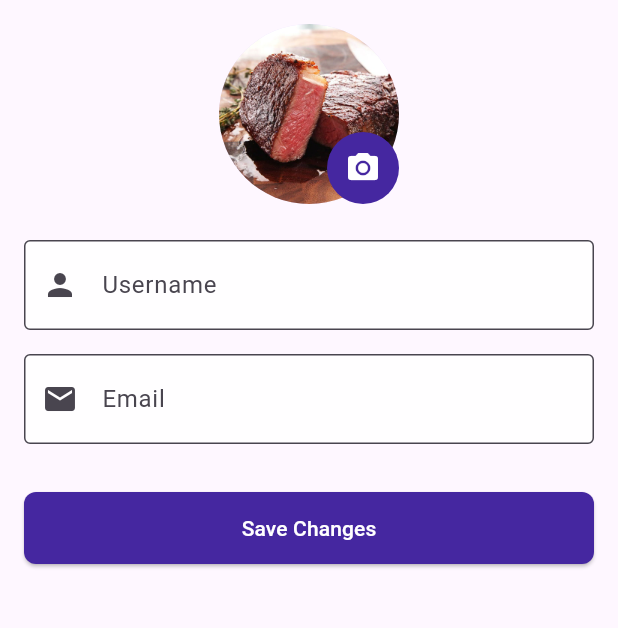
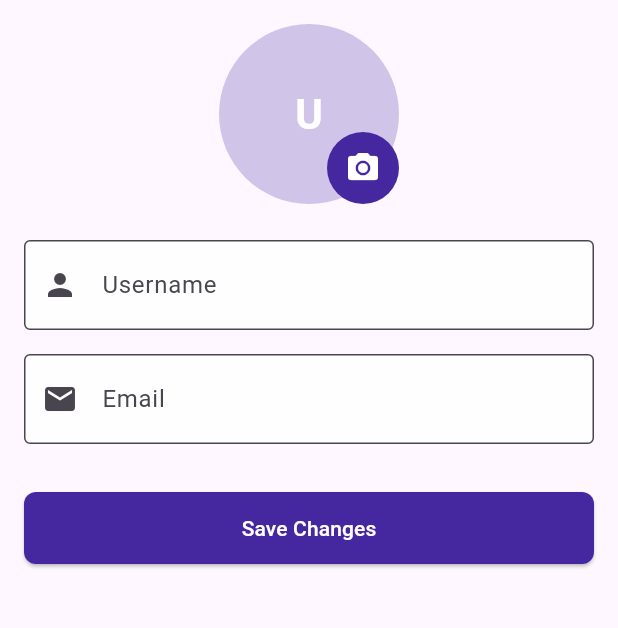
Before and after one commit to DanialBrah/MakanMate, a Flutter app: the EditProfilePage screen opened directly, on a phone screen of 412 x 824 dp, the part 84-712 px from its top. Run offline on Flutter 3.47's test engine with Material 3 defaults, Android fonts, the phone set to English and light mode, and no system bars; our stand-ins replace cached_network_image, cloud_firestore, firebase_auth, firebase_core, firebase_storage, geolocator and 3 more; accounts and stored records are empty; generated files the repository leaves out were written again; network calls fail; Roboto replaces fonts that are missing (Poppins).

Commit message:
profile picture bug fixed

```diff
--- a/lib/pages/edit_profile_page.dart
+++ b/lib/pages/edit_profile_page.dart
@@ -19,7 +19,7 @@ class _EditProfilePageState extends State<EditProfilePage> {
   final _usernameController = TextEditingController();
   final _emailController = TextEditingController();
 
-  String? _photoBase64; // More accurate name
+  String? _userphotoBase64; // More accurate name
   File? _newProfileImageFile;
 
   bool _isSaving = false;
@@ -34,7 +34,6 @@ class _EditProfilePageState extends State<EditProfilePage> {
     final user = FirebaseAuth.instance.currentUser;
     if (user != null) {
       _emailController.text = user.email ?? '';
-      _photoBase64 = user.photoBase64;
 
       final doc = await FirebaseFirestore.instance
           .collection('users')
@@ -45,7 +44,7 @@ class _EditProfilePageState extends State<EditProfilePage> {
         if (data != null) {
           _usernameController.text = data['username'] ?? '';
           // Load photoUrl from Firestore if it exists (this might be more up-to-date)
-          _photoBase64 = data['photoBase64'] ?? _photoBase64;
+          _userphotoBase64 = data['photoBase64'] ?? _userphotoBase64;
         }
       }
 
@@ -75,7 +74,7 @@ class _EditProfilePageState extends State<EditProfilePage> {
         final newUsername = _usernameController.text.trim();
         final newEmail = _emailController.text.trim();
 
-        String? newPhotoBase64 = _photoBase64;
+        String? newPhotoBase64 = _userphotoBase64;
 
         // Convert image to base64 if new image selected
         if (_newProfileImageFile != null) {
@@ -163,17 +162,17 @@ class _EditProfilePageState extends State<EditProfilePage> {
 
   @override
   Widget build(BuildContext context) {
-    late final ImageProvider displayImage;
+    ImageProvider? displayImage;
     if (_newProfileImageFile != null) {
       displayImage = FileImage(_newProfileImageFile!);
-    } else if (_photoBase64 != null && _photoBase64!.isNotEmpty) {
+    } else if (_userphotoBase64 != null && _userphotoBase64!.isNotEmpty) {
       try {
-        displayImage = MemoryImage(base64Decode(_photoBase64!));
+        displayImage = MemoryImage(base64Decode(_userphotoBase64!));
       } catch (_) {
-        displayImage = const AssetImage('assets/steak.jpg');
+        displayImage = null;
       }
     } else {
-      displayImage = const AssetImage('assets/steak.jpg');
+      displayImage = null;
     }
 
     return Scaffold(
@@ -194,7 +193,20 @@ class _EditProfilePageState extends State<EditProfilePage> {
                   children: [
                     CircleAvatar(
                       radius: 60,
+                      backgroundColor: Colors.deepPurple[100],
                       backgroundImage: displayImage,
+                      child: displayImage == null
+                          ? Text(
+                              _usernameController.text.isNotEmpty
+                                  ? _usernameController.text[0].toUpperCase()
+                                  : 'U',
+                              style: const TextStyle(
+                                fontSize: 28,
+                                color: Colors.white,
+                                fontWeight: FontWeight.bold,
+                              ),
+                            )
+                          : null,
                     ),
                     Container(
                       decoration: BoxDecoration(
@@ -277,7 +289,3 @@ class _EditProfilePageState extends State<EditProfilePage> {
     );
   }
 }
-
-extension on User {
-  String? get photoBase64 => null;
-}
```
Also changed, not shown: lib/models/post_model.dart (+13 -6 lines), lib/pages/restaurantProfile_page.dart (+44 -12 lines), lib/pages/userprofile_page.dart (+4 -3 lines), lib/services/post_service.dart (+5 -2 lines), lib/widgets/edit_post_dialog.dart (+12 -6 lines), lib/widgets/post_card.dart (+9 -13 lines).
